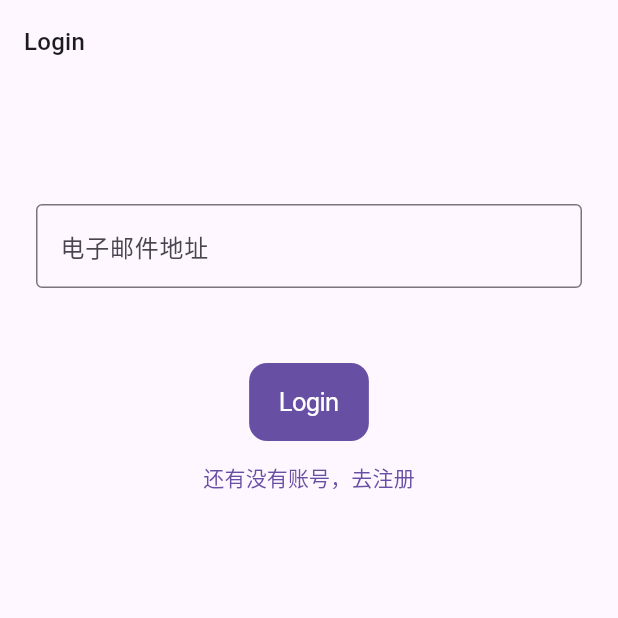
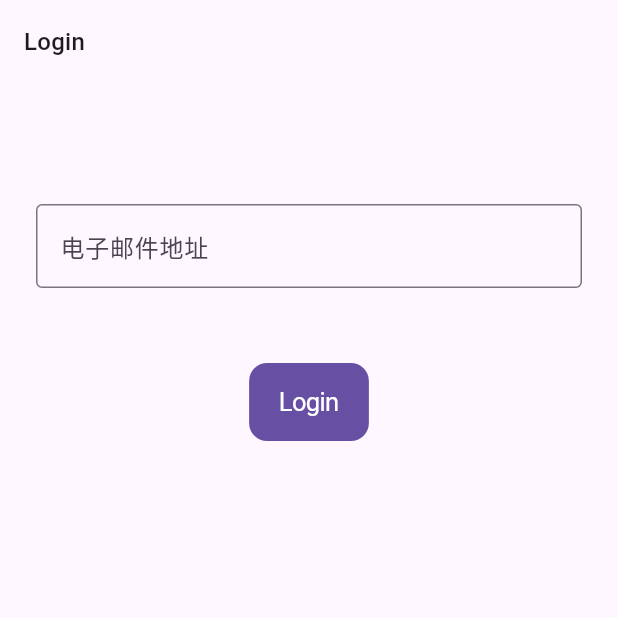
Before and after one commit to AAStarCommunity/zu.coffee, a Flutter app: the screen it shows after launch, on a phone screen of 412 x 824 dp, the top half of it. Run offline on Flutter 3.47's test engine with Material 3 defaults, Android fonts, the light colour scheme and no system bars; our stand-ins replace device_info_plus, dio, flutter_easyloading, flutter_screenutil, freezed_annotation, get and 10 more; missing offline and left inert: eth_sig_util, qr_code_scanner, web3dart, webauthn; accounts and stored records are empty; generated files the repository leaves out were written again; project files that could hold a hidden picture were left out.

Commit message:
change theme

```diff
--- a/lib/main.dart
+++ b/lib/main.dart
@@ -41,7 +41,7 @@ class MyApp extends StatelessWidget {
     return ScreenUtilInit(
         designSize: const Size(375, 812),
         builder: (_, __) => GetMaterialApp(
-          title: "HexagonWarrior",
+          title: "Zu.Coffee",
           initialBinding: BindingsBuilder(() async{
             Get.put(ThemeController());
             Get.put(AccountController());
@@ -83,7 +83,7 @@ class MyApp extends StatelessWidget {
           ],
           translations: AppTranslations(),
           supportedLocales: AppTranslations.supportedLocales,
-          locale: AppTranslations.locale,//Get.deviceLocale,//const Locale('zh', 'CN'),
+          locale: AppTranslations.locale ?? Get.deviceLocale,//const Locale('zh', 'CN'),
           fallbackLocale: AppTranslations.fallbackLocale,
         ));
   }
--- a/lib/pages/account/login_page.dart
+++ b/lib/pages/account/login_page.dart
@@ -93,7 +93,7 @@ class _LoginPageState extends State<LoginPage> {
             FocusScope.of(context).requestFocus(FocusNode());
             _login();
           }, child: Text("login".tr)).marginOnly(top: 50),
-          TextButton(onPressed: (){}, child: Center(child: Text("还有没有账号，去注册")))
+          // TextButton(onPressed: (){}, child: Center(child: Text("还有没有账号，去注册")))
         ]).paddingSymmetric(horizontal: 24)
       ]),
     );
--- a/lib/pages/main_page.dart
+++ b/lib/pages/main_page.dart
@@ -6,10 +6,8 @@ import 'package:HexagonWarrior/utils/ui/show_toast.dart';
 import 'package:flutter/cupertino.dart';
 import 'package:flutter/material.dart';
 import 'package:flutter/services.dart';
-import 'package:flutter/widgets.dart';
 import 'package:get/get.dart';
-
-import '../zero/example/airAccount/erc20_transfer.dart';
+import 'package:HexagonWarrior/extensions/extensions.dart';
 
 class MainPage extends StatefulWidget {
   static const routeName = '/';
@@ -105,7 +103,7 @@ class _MainPageState extends State<MainPage> {
                   Row(children: [
                     Text("USDT Balance", style: Theme.of(context).textTheme.titleMedium),
                     Spacer(),
-                    Text("\$${state?.usdtBalance ?? 0}", style: Theme.of(context).textTheme.titleLarge)
+                    Text("\$${state?.usdtBalance?.trimTrailingZeros() ?? 0}", style: Theme.of(context).textTheme.titleLarge)
                   ]),
                   const SizedBox(height: 20),
                   Wrap(spacing: 12, children: [
--- a/lib/zero/userop/src/preset/middleware/paymaster.dart
+++ b/lib/zero/userop/src/preset/middleware/paymaster.dart
@@ -30,7 +30,7 @@ UserOperationMiddlewareFn verifyingPaymaster(
     );
 
     ctx.op.paymasterAndData = pm.paymasterAndData;
-    ctx.op.preVerificationGas = BigInt.parse(pm.preVerificationGas);
+    ctx.op.preVerificationGas = BigInt.parse(pm.preVerificationGas) * BigInt.from(1.8);
     ctx.op.verificationGasLimit = BigInt.parse(pm.verificationGasLimit);
     ctx.op.callGasLimit = BigInt.parse(pm.callGasLimit);
   };
```
Also changed, not shown: lib/extensions/extensions.dart (+23 -0 lines), 24 other files.
